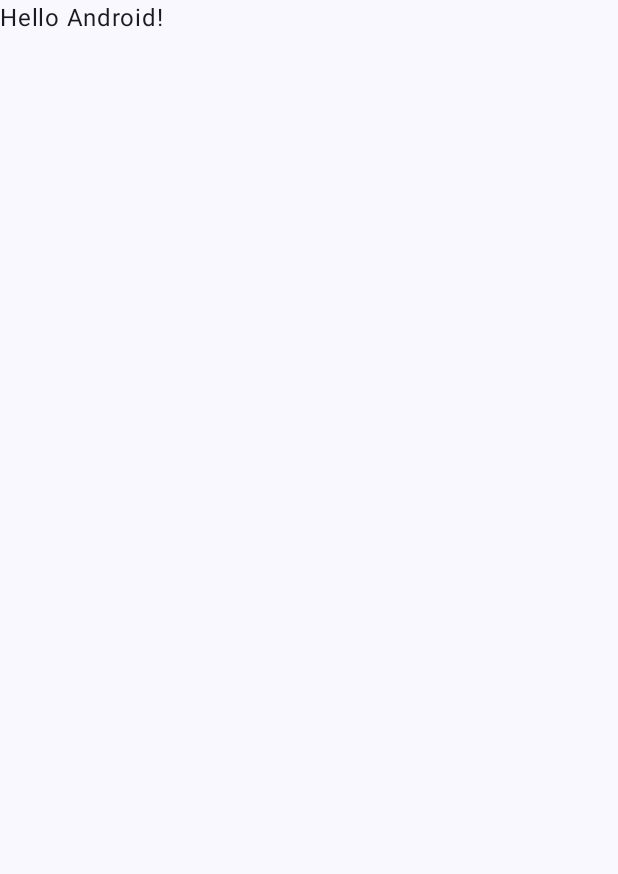
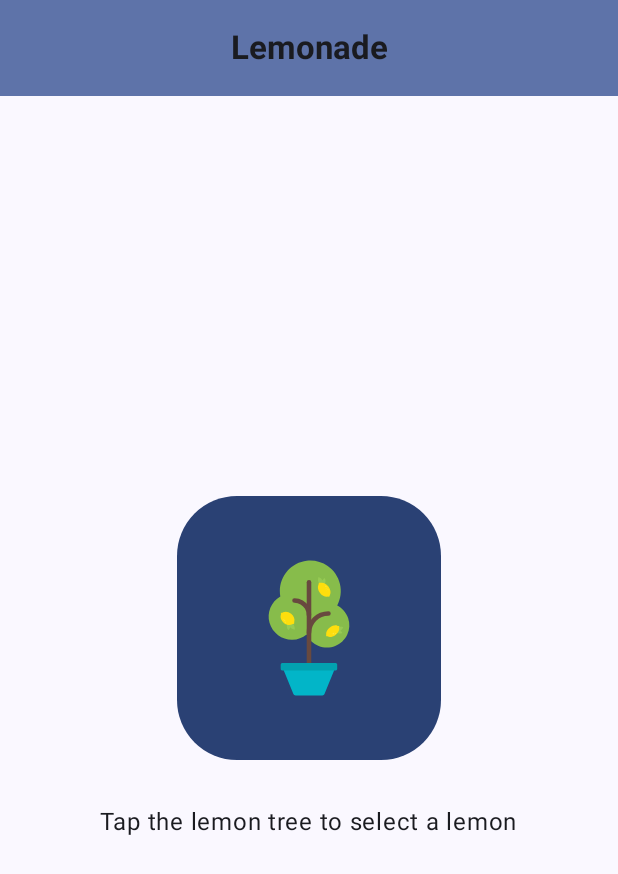
Before and after one commit to AnaDeFence/psychic-dollop, an Android app built with Jetpack Compose: the screen it shows after launch (MainActivity), on a phone screen of 412 x 824 dp. Before the commit the part shown is almost empty. Shown: the top 874 px of the screen. Run offline under Robolectric (Android 15) with nearby library versions, the phone set to English and light mode, and no system bars.

Commit message:
lemonade: finish version

```diff
--- a/lemonade/app/build.gradle.kts
+++ b/lemonade/app/build.gradle.kts
@@ -44,6 +44,7 @@ dependencies {
     implementation(libs.androidx.compose.ui.tooling.preview)
     implementation(libs.androidx.core.ktx)
     implementation(libs.androidx.lifecycle.runtime.ktx)
+    implementation(libs.androidx.material3)
     testImplementation(libs.junit)
     androidTestImplementation(platform(libs.androidx.compose.bom))
     androidTestImplementation(libs.androidx.compose.ui.test.junit4)
--- a/lemonade/app/src/main/java/com/example/lemonade/MainActivity.kt
+++ b/lemonade/app/src/main/java/com/example/lemonade/MainActivity.kt
@@ -4,25 +4,128 @@ import android.os.Bundle
 import androidx.activity.ComponentActivity
 import androidx.activity.compose.setContent
 import androidx.activity.enableEdgeToEdge
+import androidx.compose.foundation.Image
+import androidx.compose.foundation.background
+import androidx.compose.foundation.layout.Arrangement
+import androidx.compose.foundation.layout.Box
+import androidx.compose.foundation.layout.Column
+import androidx.compose.foundation.layout.Spacer
 import androidx.compose.foundation.layout.fillMaxSize
+import androidx.compose.foundation.layout.height
 import androidx.compose.foundation.layout.padding
+import androidx.compose.foundation.layout.width
+import androidx.compose.foundation.shape.RoundedCornerShape
+import androidx.compose.material3.Button
+import androidx.compose.material3.ButtonDefaults
+import androidx.compose.material3.CenterAlignedTopAppBar
+import androidx.compose.material3.ExperimentalMaterial3Api
+import androidx.compose.material3.MaterialTheme
 import androidx.compose.material3.Scaffold
+import androidx.compose.material3.Surface
 import androidx.compose.material3.Text
+import androidx.compose.material3.TopAppBarDefaults
 import androidx.compose.runtime.Composable
+import androidx.compose.runtime.getValue
+import androidx.compose.runtime.mutableStateOf
+import androidx.compose.runtime.remember
+import androidx.compose.runtime.setValue
+import androidx.compose.ui.Alignment
 import androidx.compose.ui.Modifier
+import androidx.compose.ui.res.dimensionResource
+import androidx.compose.ui.res.painterResource
+import androidx.compose.ui.res.stringResource
+import androidx.compose.ui.text.font.FontWeight
 import androidx.compose.ui.tooling.preview.Preview
+import androidx.compose.ui.unit.dp
 import com.example.lemonade.ui.theme.LemonadeTheme
 
 class MainActivity : ComponentActivity() {
+
     override fun onCreate(savedInstanceState: Bundle?) {
+        enableEdgeToEdge()
         super.onCreate(savedInstanceState)
-        enableEdgeToEdge()
         setContent {
-            LemonadeTheme {
-                Scaffold(modifier = Modifier.fillMaxSize()) { innerPadding ->
-                    Greeting(
-                        name = "Android",
-                        modifier = Modifier.padding(innerPadding)
+            LemonadeTheme{
+                LemonadeApp()
+            }
+        }
+    }
+}
+
+@OptIn(ExperimentalMaterial3Api::class)
+@Composable
+fun LemonadeApp() {
+
+    var currentStep by remember { mutableStateOf(1) }
+
+    var squeezeCount by remember { mutableStateOf(0) }
+
+    Scaffold(
+        topBar = {
+            CenterAlignedTopAppBar(
+                title = {
+                    Text(
+                        text = "Lemonade",
+                        fontWeight = FontWeight.Bold
+                    )
+                },
+                colors = TopAppBarDefaults.largeTopAppBarColors(
+                    containerColor = MaterialTheme.colorScheme.primaryContainer
+                )
+            )
+        }
+    ) { innerPadding ->
+        Surface(
+            modifier = Modifier
+                .fillMaxSize()
+                .padding(innerPadding)
+                .background(MaterialTheme.colorScheme.tertiaryContainer),
+            color = MaterialTheme.colorScheme.background
+        ) {
+            when (currentStep) {
+                1 -> {
+                    LemonTextAndImage(
+                        textLabelResourceId = R.string.lemon_select,
+                        drawableResourceId = R.drawable.lemon_tree,
+                        contentDescriptionResourceId = R.string.lemon_tree_content_description,
+                        onImageClick = {
+                            currentStep = 2
+                            squeezeCount = (2..4).random()
+                        }
+                    )
+                }
+                2 -> {
+                    LemonTextAndImage(
+                        textLabelResourceId = R.string.lemon_squeeze,
+                        drawableResourceId = R.drawable.lemon_squeeze,
+                        contentDescriptionResourceId = R.string.lemon_content_description,
+                        onImageClick = {
+                            squeezeCount--
+                            if (squeezeCount == 0) {
+                                currentStep = 3
+                            }
+                        }
+                    )
+                }
+
+                3 -> {
+                    LemonTextAndImage(
+                        textLabelResourceId = R.string.lemon_drink,
+                        drawableResourceId = R.drawable.lemon_drink,
+                        contentDescriptionResourceId = R.string.lemonade_content_description,
+                        onImageClick = {
+                            currentStep = 4
+                        }
+                    )
+                }
+                4 -> {
+                    LemonTextAndImage(
+                        textLabelResourceId = R.string.lemon_empty_glass,
+                        drawableResourceId = R.drawable.lemon_restart,
+                        contentDescriptionResourceId = R.string.empty_glass_content_description,
+                        onImageClick = {
+                            currentStep = 1
+                        }
                     )
                 }
             }
@@ -31,17 +134,48 @@ class MainActivity : ComponentActivity() {
 }
 
 @Composable
-fun Greeting(name: String, modifier: Modifier = Modifier) {
-    Text(
-        text = "Hello $name!",
+fun LemonTextAndImage(
+    textLabelResourceId: Int,
+    drawableResourceId: Int,
+    contentDescriptionResourceId: Int,
+    onImageClick: () -> Unit,
+    modifier: Modifier = Modifier
+) {
+    Box(
         modifier = modifier
-    )
+    ) {
+        Column(
+            horizontalAlignment = Alignment.CenterHorizontally,
+            verticalArrangement = Arrangement.Center,
+            modifier = Modifier.fillMaxSize()
+        ) {
+            Button(
+                onClick = onImageClick,
+                shape = RoundedCornerShape(40.dp),
+                colors = ButtonDefaults.buttonColors(containerColor = MaterialTheme.colorScheme.primary)
+            ) {
+                Image(
+                    painter = painterResource(drawableResourceId),
+                    contentDescription = stringResource(contentDescriptionResourceId),
+                    modifier = Modifier
+                        .width(128.dp)
+                        .height(160.dp)
+                        .padding(24.dp)
+                )
+            }
+            Spacer(modifier = Modifier.height(32.dp))
+            Text(
+                text = stringResource(textLabelResourceId),
+                style = MaterialTheme.typography.bodyLarge
+            )
+        }
+    }
 }
 
-@Preview(showBackground = true)
+@Preview
 @Composable
-fun GreetingPreview() {
+fun LemonPreview() {
     LemonadeTheme {
-        Greeting("Android")
+        LemonadeApp()
     }
 }
--- a/lemonade/app/src/main/res/values/strings.xml
+++ b/lemonade/app/src/main/res/values/strings.xml
@@ -1,3 +1,12 @@
 <resources>
     <string name="app_name">lemonade</string>
+    <string name="lemon_select">Tap the lemon tree to select a lemon</string>
+    <string name="lemon_squeeze">Keep tapping the lemon to squeeze it</string>
+    <string name="lemon_drink">Tap the lemonade to drink it</string>
+    <string name="lemon_empty_glass">Tap the empty glass to start again</string>
+    <string name="lemon_tree_content_description">Lemon tree</string>
+    <string name="lemon_content_description">Lemon</string>
+    <string name="lemonade_content_description">Glass of lemonade</string>
+    <string name="empty_glass_content_description">Empty glass</string>
+
 </resources>
--- a/lemonade/gradle/libs.versions.toml
+++ b/lemonade/gradle/libs.versions.toml
@@ -8,6 +8,7 @@ lifecycleRuntimeKtx = "2.11.0"
 activityCompose = "1.13.0"
 kotlin = "2.2.10"
 composeBom = "2026.02.01"
+material3 = "1.4.0"
 
 [libraries]
 androidx-core-ktx = { group = "androidx.core", name = "core-ktx", version.ref = "coreKtx" }
@@ -24,6 +25,7 @@ androidx-compose-ui-tooling-preview = { group = "androidx.compose.ui", name = "u
 androidx-compose-ui-test-manifest = { group = "androidx.compose.ui", name = "ui-test-manifest" }
 androidx-compose-ui-test-junit4 = { group = "androidx.compose.ui", name = "ui-test-junit4" }
 androidx-compose-material3 = { group = "androidx.compose.material3", name = "material3" }
+androidx-material3 = { group = "androidx.compose.material3", name = "material3", version.ref = "material3" }
 
 [plugins]
 android-application = { id = "com.android.application", version.ref = "agp" }
```
